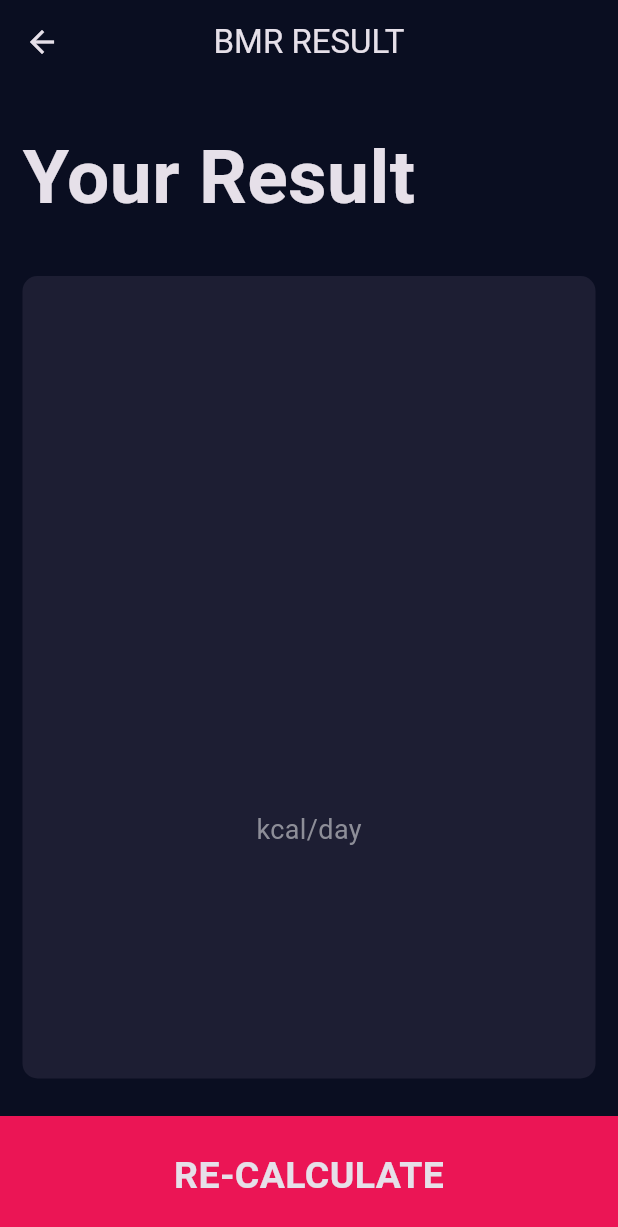
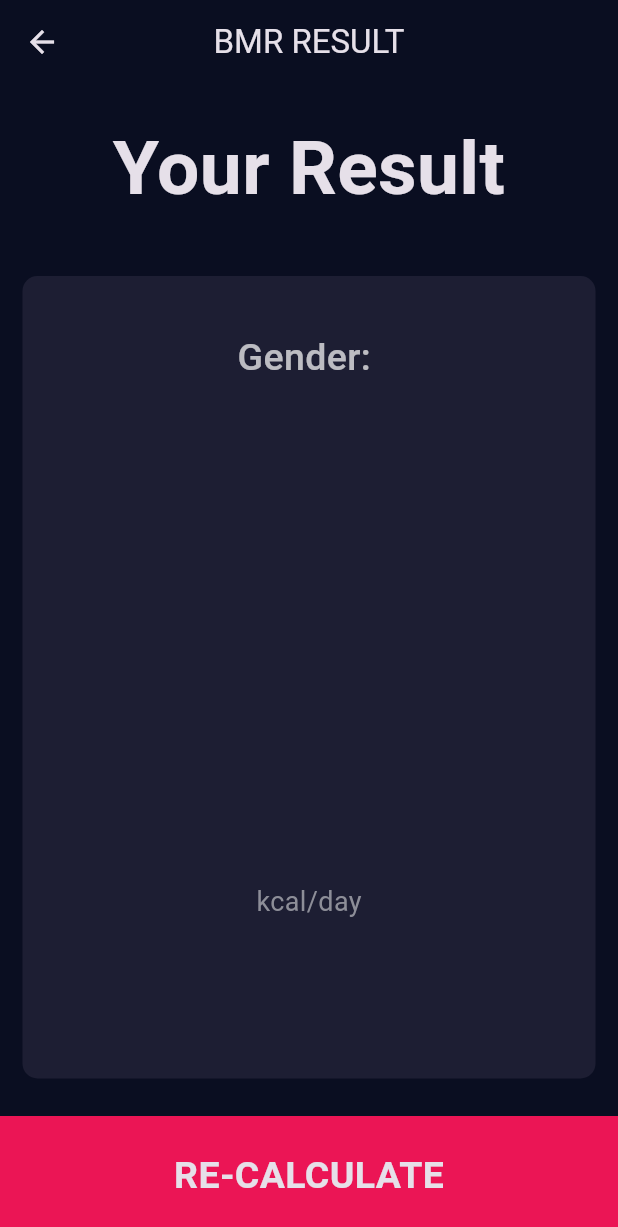
Before and after one commit to nizmanabilashafasusilo-ai/Simpel-Kalkulator-BMR, a Flutter app: the ResultPage screen opened directly with empty values, on a phone screen of 412 x 824 dp. Shown: the top 1227 px of the screen. Run offline on Flutter 3.47's test engine with Material 3 defaults, Android fonts, the phone set to English and light mode, and no system bars; our stand-ins replace font_awesome_flutter.

Commit message:
Add gender parameter and display in ResultPage
Added gender parameter and display to ResultPage.

```diff
--- a/lib/pages/result_page.dart
+++ b/lib/pages/result_page.dart
@@ -1,22 +1,24 @@
-// result_page.dart
-import 'package:bmr/component/bottom_button.dart';// import BottomButton
-import 'package:bmr/component/custom_card.dart';// import CustomCard
-import 'package:bmr/constants.dart';// import constants
-import 'package:flutter/material.dart';// import Flutter material package
+import 'package:bmr/component/bottom_button.dart'; // import BottomButton
+import 'package:bmr/component/custom_card.dart'; // import CustomCard
+import 'package:bmr/constants.dart'; // import constants
+import 'package:flutter/material.dart'; // import Flutter material package
+
 // result page widget
 class ResultPage extends StatelessWidget {
   const ResultPage({
+    Key? key,
     required this.result,
     required this.bmi,
     required this.information,
-  });
+    required this.gender, // 🔥 Tambahkan parameter gender
+  }) : super(key: key);
 
   final String result;
   final String bmi;
   final String information;
+  final String gender; // 🔥 Tambahkan variabel gender
 
   @override
-  // build method
   Widget build(BuildContext context) {
     return Scaffold(
       appBar: AppBar(title: const Text('BMR RESULT')),
@@ -27,10 +29,11 @@ class ResultPage extends StatelessWidget {
           Expanded(
             child: Container(
               padding: const EdgeInsets.all(15.0),
-              alignment: Alignment.bottomLeft,
+              alignment: Alignment.center,
               child: const Text(
                 'Your Result',
                 style: TextStyle(fontSize: 50.0, fontWeight: FontWeight.bold),
+                textAlign: TextAlign.center,
               ),
             ),
           ),
@@ -42,9 +45,19 @@ class ResultPage extends StatelessWidget {
                 mainAxisAlignment: MainAxisAlignment.spaceEvenly,
                 crossAxisAlignment: CrossAxisAlignment.center,
                 children: [
+                  // 🔥 Tambahkan tampilan jenis kelamin
+                  Text(
+                    'Gender: $gender',
+                    style: const TextStyle(
+                      fontSize: 25.0,
+                      fontWeight: FontWeight.w500,
+                      color: Colors.white70,
+                    ),
+                  ),
+                  const SizedBox(height: 10),
                   Text(result, style: resultTextStyle),
                   Text(bmi, style: bmiTextStyle),
-                  Text('kcal/day', style: labelTextStyle),
+                  const Text('kcal/day', style: labelTextStyle),
                   Text(
                     information,
                     textAlign: TextAlign.center,
```
